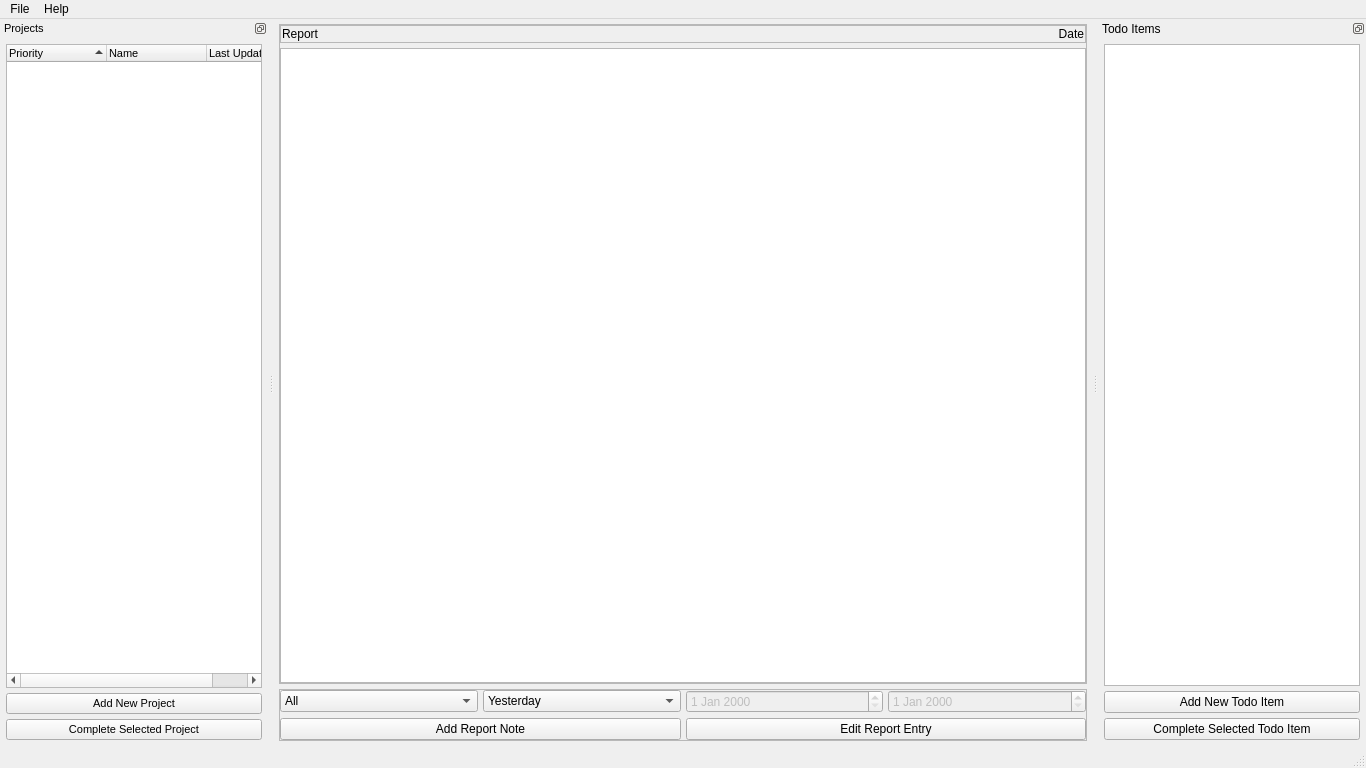
joebobs0n/project-tracker, file src/main.ui: the form before one commit.
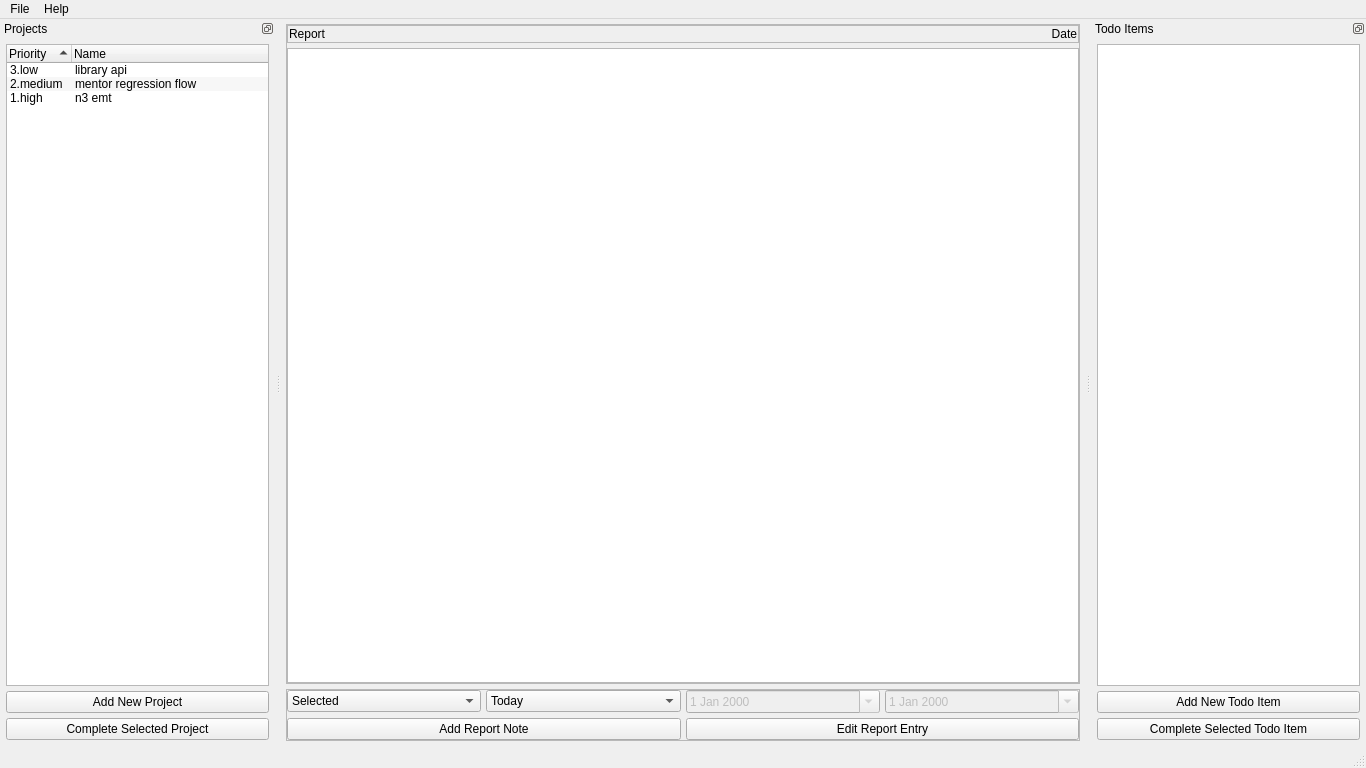
The form after the commit. Icons and pictures are not drawn.

```diff
--- a/src/main.ui
+++ b/src/main.ui
@@ -16,6 +16,11 @@
     <height>768</height>
    </size>
   </property>
+  <property name="font">
+   <font>
+    <pointsize>9</pointsize>
+   </font>
+  </property>
   <property name="windowTitle">
    <string>Project Tracker</string>
   </property>
@@ -139,6 +144,9 @@
          <property name="enabled">
           <bool>false</bool>
          </property>
+         <property name="calendarPopup">
+          <bool>true</bool>
+         </property>
         </widget>
        </item>
        <item row="0" column="0">
@@ -149,11 +157,6 @@
          <property name="frame">
           <bool>true</bool>
          </property>
-         <item>
-          <property name="text">
-           <string>All</string>
-          </property>
-         </item>
          <item>
           <property name="text">
            <string>Selected</string>
@@ -176,6 +179,16 @@
          </item>
         </widget>
        </item>
+       <item row="0" column="2">
+        <widget class="QDateEdit" name="fromdate_date">
+         <property name="enabled">
+          <bool>false</bool>
+         </property>
+         <property name="calendarPopup">
+          <bool>true</bool>
+         </property>
+        </widget>
+       </item>
        <item row="0" column="1">
         <widget class="QComboBox" name="comboBox">
          <property name="placeholderText">
@@ -183,7 +196,7 @@
          </property>
          <item>
           <property name="text">
-           <string>Yesterday</string>
+           <string>Today</string>
           </property>
          </item>
          <item>
@@ -201,20 +214,11 @@
            <string>From-To</string>
           </property>
          </item>
-        </widget>
-       </item>
-       <item row="0" column="2">
-        <widget class="QDateEdit" name="dateEdit_2">
-         <property name="enabled">
-          <bool>false</bool>
-         </property>
-        </widget>
-       </item>
-       <item row="1" column="0" colspan="2">
-        <widget class="QPushButton" name="pushButton_3">
-         <property name="text">
-          <string>Add Report Note</string>
-         </property>
+         <item>
+          <property name="text">
+           <string>All</string>
+          </property>
+         </item>
         </widget>
        </item>
        <item row="1" column="2" colspan="2">
@@ -224,6 +228,13 @@
          </property>
         </widget>
        </item>
+       <item row="1" column="0" colspan="2">
+        <widget class="QPushButton" name="addreport_button">
+         <property name="text">
+          <string>Add Report Note</string>
+         </property>
+        </widget>
+       </item>
       </layout>
      </widget>
     </item>
@@ -273,13 +284,13 @@
    </property>
    <property name="minimumSize">
     <size>
-     <width>200</width>
+     <width>275</width>
      <height>300</height>
     </size>
    </property>
    <property name="font">
     <font>
-     <pointsize>8</pointsize>
+     <pointsize>9</pointsize>
      <weight>50</weight>
      <bold>false</bold>
     </font>
@@ -324,6 +335,9 @@
        <property name="selectionMode">
         <enum>QAbstractItemView::SingleSelection</enum>
        </property>
+       <property name="rootIsDecorated">
+        <bool>false</bool>
+       </property>
        <property name="uniformRowHeights">
         <bool>false</bool>
        </property>
@@ -336,6 +350,12 @@
        <property name="headerHidden">
         <bool>false</bool>
        </property>
+       <attribute name="headerDefaultSectionSize">
+        <number>65</number>
+       </attribute>
+       <attribute name="headerHighlightSections">
+        <bool>false</bool>
+       </attribute>
        <attribute name="headerStretchLastSection">
         <bool>true</bool>
        </attribute>
@@ -349,11 +369,30 @@
          <string>Name</string>
         </property>
        </column>
-       <column>
+       <item>
         <property name="text">
-         <string>Last Updated</string>
+         <string>3.low</string>
         </property>
-       </column>
+        <property name="text">
+         <string>library api</string>
+        </property>
+       </item>
+       <item>
+        <property name="text">
+         <string>2.medium</string>
+        </property>
+        <property name="text">
+         <string>mentor regression flow</string>
+        </property>
+       </item>
+       <item>
+        <property name="text">
+         <string>1.high</string>
+        </property>
+        <property name="text">
+         <string>n3 emt</string>
+        </property>
+       </item>
       </widget>
      </item>
      <item>
@@ -376,7 +415,7 @@
   <widget class="QDockWidget" name="todo_dock">
    <property name="minimumSize">
     <size>
-     <width>200</width>
+     <width>275</width>
      <height>300</height>
     </size>
    </property>
```
Left out of the diff: 55 changed lines with no effect on the pictures.
